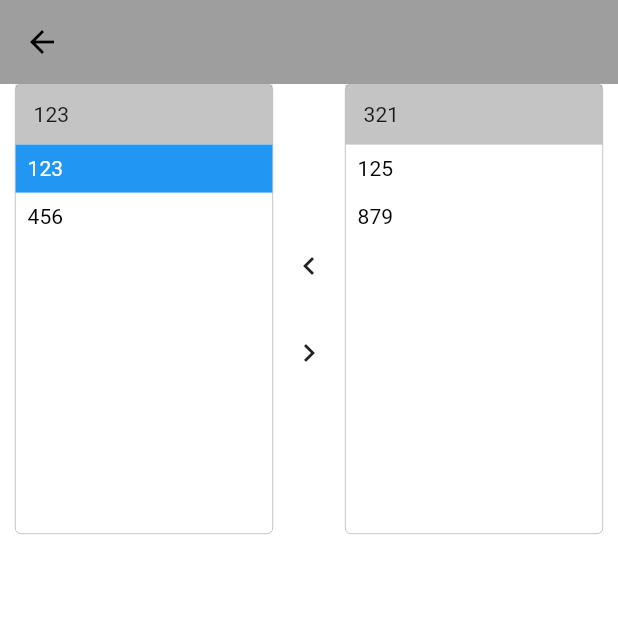
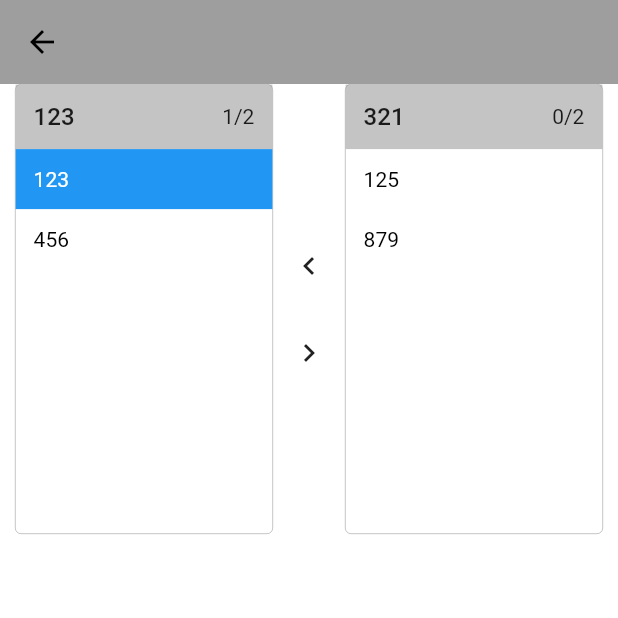
Before and after one commit to QiSky/flutter_uikit, a Flutter app: the screen it shows after launch, after a tap on "123", on a phone screen of 412 x 824 dp, the top half of it. Run offline on Flutter 3.47's test engine with Material 2 defaults, Android fonts, the phone set to English and light mode, and no system bars; our stand-ins replace cached_network_image, connectivity_plus, device_info_plus, hive, package_info_plus, permission_handler and 1 more; missing offline and left inert: launch_review; accounts and stored records are empty.

Commit message:
TransferWidget增加选中数量/总数量显示 TransferWidget内字体边距对齐 ActiveText增加内边距

```diff
--- a/lib/components/common/transfer.dart
+++ b/lib/components/common/transfer.dart
@@ -1,5 +1,6 @@
 import 'package:flutter/material.dart';
 import 'package:flutter_component/components/common/place_holder.dart';
+import 'package:flutter_component/components/text/overflow_text.dart';
 
 import '../text/active_text.dart';
 
@@ -58,8 +59,22 @@ class _TransferWidgetState extends State<TransferWidget> {
               children: [
                 Container(
                   width: double.infinity,
-                  padding: EdgeInsets.all(12),
-                  child: Text(widget.leftTitle ?? ''),
+                  padding: const EdgeInsets.all(12),
+                  child: Row(
+                    children: [
+                      Expanded(
+                          child: OverflowText(
+                        widget.leftTitle ?? '',
+                        style: TextStyle(
+                            fontSize: 16, fontWeight: FontWeight.w500),
+                      )),
+                      const PlaceHolder(
+                        size: 5,
+                      ),
+                      Text(
+                          "${widget.leftData.where((element) => element.isActive == true).toList().length}/${widget.leftData.length}")
+                    ],
+                  ),
                   color: Colors.grey.withOpacity(0.6),
                 ),
                 Expanded(
@@ -75,6 +90,7 @@ class _TransferWidgetState extends State<TransferWidget> {
                           activeColor: widget.activeColor,
                           onActiveChangeAction: (isActive) {
                             widget.leftData[index].isActive = isActive;
+                            setState(() {});
                           },
                         );
                       }),
@@ -126,8 +142,22 @@ class _TransferWidgetState extends State<TransferWidget> {
               children: [
                 Container(
                   width: double.infinity,
-                  padding: EdgeInsets.all(12),
-                  child: Text(widget.rightTitle ?? ''),
+                  padding: const EdgeInsets.all(12),
+                  child: Row(
+                    children: [
+                      Expanded(
+                          child: OverflowText(
+                        widget.rightTitle ?? '',
+                        style: TextStyle(
+                            fontSize: 16, fontWeight: FontWeight.w500),
+                      )),
+                      const PlaceHolder(
+                        size: 5,
+                      ),
+                      Text(
+                          "${widget.rightData.where((element) => element.isActive == true).toList().length}/${widget.rightData.length}")
+                    ],
+                  ),
                   color: Colors.grey.withOpacity(0.6),
                 ),
                 Expanded(
@@ -143,6 +173,7 @@ class _TransferWidgetState extends State<TransferWidget> {
                           activeColor: widget.activeColor,
                           onActiveChangeAction: (isActive) {
                             widget.rightData[index].isActive = isActive;
+                            setState(() {});
                           },
                         );
                       }),
--- a/lib/components/text/active_text.dart
+++ b/lib/components/text/active_text.dart
@@ -21,13 +21,17 @@ class ActiveText extends StatefulWidget {
 
   final Function(bool)? onActiveChangeAction;
 
-  const ActiveText(
-      {this.isActive = false,
-      this.text = '',
-      this.style,
-      required this.activeColor,
-      required this.inactiveColor,
-      this.onActiveChangeAction});
+  final EdgeInsets padding;
+
+  const ActiveText({
+    this.isActive = false,
+    this.text = '',
+    this.style,
+    required this.activeColor,
+    required this.inactiveColor,
+    this.onActiveChangeAction,
+    this.padding = const EdgeInsets.all(12),
+  });
 
   @override
   State<StatefulWidget> createState() => _ActiveTextState();
@@ -52,9 +56,12 @@ class _ActiveTextState extends State<ActiveText> {
         widget.onActiveChangeAction?.call(_isActive);
       },
       child: Container(
-        padding: EdgeInsets.all(8),
+        padding: widget.padding,
         color: _isActive ? widget.activeColor : widget.inactiveColor,
-        child: OverflowText(widget.text, style: TextStyle(color: _isActive ? Colors.white: Colors.black),),
+        child: OverflowText(
+          widget.text,
+          style: TextStyle(color: _isActive ? Colors.white : Colors.black),
+        ),
       ),
     );
   }
```
